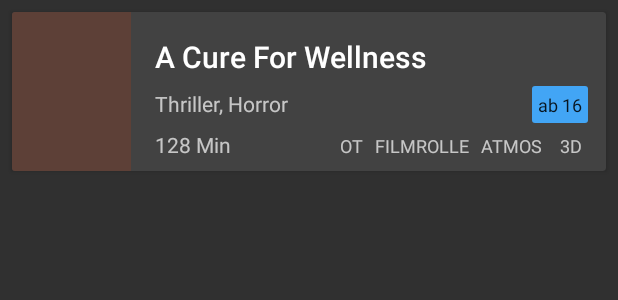
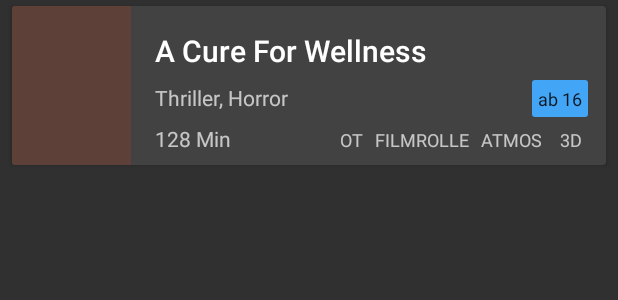
Before and after one commit to JGerdes/Schauburgr, an Android app: the layout home_movies_item_movie.xml on its own in the app's theme, with its tools: preview values and no code run, on a phone screen of 412 x 824 dp. Shown: the top 300 px of the screen. Run offline under Robolectric (Android 15) with nearby library versions, the phone set to English and light mode, and no system bars.

Commit message:
Fix margin issue

```diff
--- a/app/src/main/res/layout/home_guide_item_day.xml
+++ b/app/src/main/res/layout/home_guide_item_day.xml
@@ -5,9 +5,10 @@
     xmlns:tools="http://schemas.android.com/tools"
     android:layout_width="match_parent"
     android:layout_height="wrap_content"
+    android:layout_marginBottom="4dp"
     android:layout_marginLeft="8dp"
     android:layout_marginRight="8dp"
-    android:layout_marginTop="8dp"
+    android:layout_marginTop="4dp"
     >
 
     <android.support.constraint.ConstraintLayout
@@ -39,7 +40,6 @@
             app:layout_constraintTop_toBottomOf="@+id/title">
 
 
-
         </LinearLayout>
     </android.support.constraint.ConstraintLayout>
 
--- a/app/src/main/res/layout/home_movies_item_movie.xml
+++ b/app/src/main/res/layout/home_movies_item_movie.xml
@@ -5,9 +5,10 @@
     xmlns:tools="http://schemas.android.com/tools"
     android:layout_width="match_parent"
     android:layout_height="wrap_content"
+    android:layout_marginBottom="4dp"
     android:layout_marginLeft="8dp"
     android:layout_marginRight="8dp"
-    android:layout_marginTop="8dp"
+    android:layout_marginTop="4dp"
     >
 
     <android.support.constraint.ConstraintLayout
```
